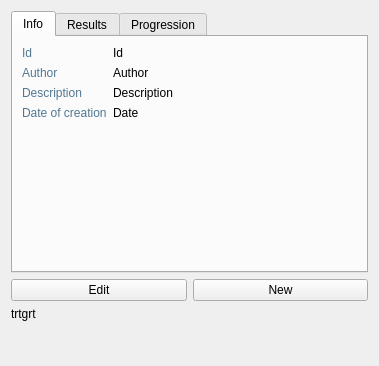
Qt form src/genelab/core/ui/widgets/experiments/experimentctrl.ui (GeneCraft/GeneCraft-Project) before a commit.
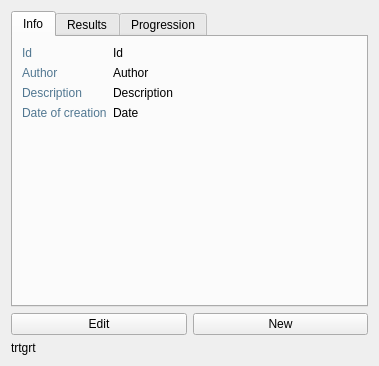
The same form after that commit. Icons and pictures are not drawn.

Diff of the .ui file:
```diff
--- a/src/genelab/core/ui/widgets/experiments/experimentctrl.ui
+++ b/src/genelab/core/ui/widgets/experiments/experimentctrl.ui
@@ -249,19 +249,6 @@
      </property>
     </widget>
    </item>
-   <item row="3" column="0">
-    <spacer name="verticalSpacer_2">
-     <property name="orientation">
-      <enum>Qt::Vertical</enum>
-     </property>
-     <property name="sizeHint" stdset="0">
-      <size>
-       <width>20</width>
-       <height>40</height>
-      </size>
-     </property>
-    </spacer>
-   </item>
   </layout>
  </widget>
  <resources>
```
